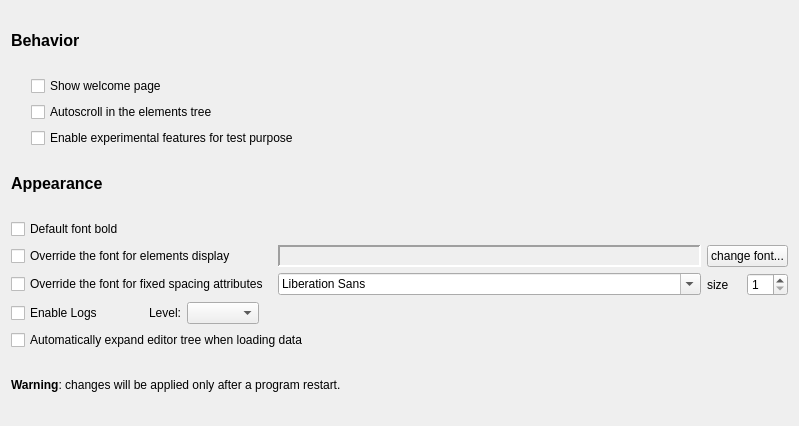
The window that src/config/configurationgeneraloptions.ui (lbellonda/qxmledit) describes before a commit, drawn with Qt 5.
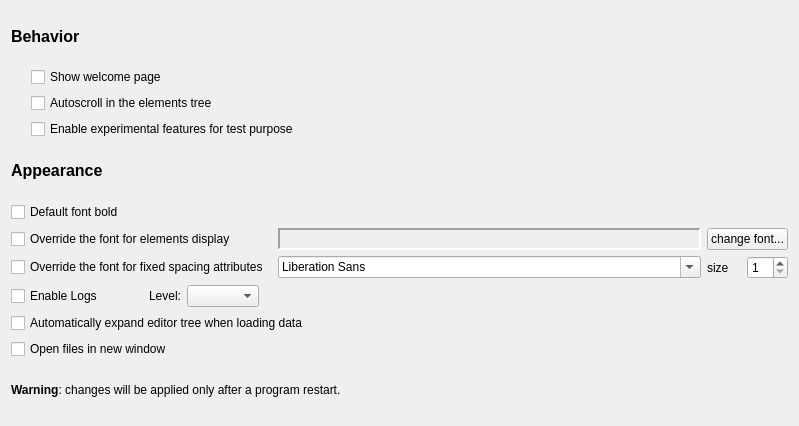
The same window after the commit.

```diff
--- a/src/config/configurationgeneraloptions.ui
+++ b/src/config/configurationgeneraloptions.ui
@@ -209,6 +209,13 @@
      </property>
     </widget>
    </item>
+   <item>
+    <widget class="QCheckBox" name="cbOpenFilesInNewWindow">
+     <property name="text">
+      <string>Open files in new window</string>
+     </property>
+    </widget>
+   </item>
    <item>
     <widget class="QLabel" name="label_7">
      <property name="enabled">
```
